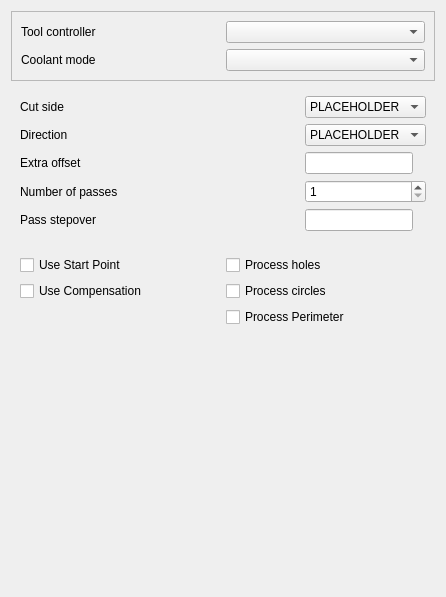
First picture: the form in src/Mod/CAM/Gui/Resources/panels/PageOpProfileFullEdit.ui, repository southseact-3d/fcd, before the edit.
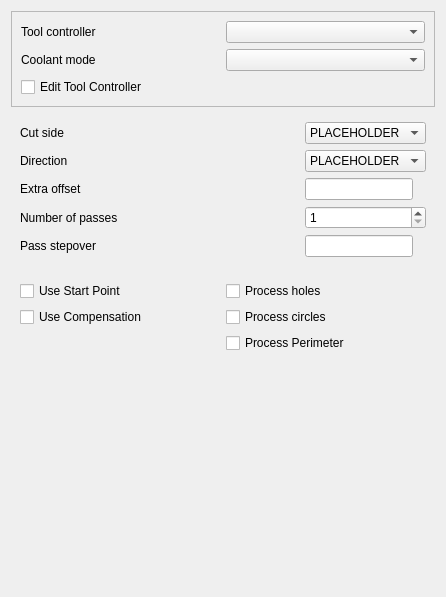
Second picture: the form after the edit. Custom widgets are drawn as their Qt base class.

Commit message: [CAM] Add UI elements for viewing and editing tool controller parameters from within the operation edit UI (#23180)

```diff
--- a/src/Mod/CAM/Gui/Resources/panels/PageOpProfileFullEdit.ui
+++ b/src/Mod/CAM/Gui/Resources/panels/PageOpProfileFullEdit.ui
@@ -51,6 +51,13 @@
         </property>
        </widget>
       </item>
+      <item row="2" column="0" colspan="2">
+       <widget class="QCheckBox" name="editToolController">
+        <property name="text">
+         <string>Edit Tool Controller</string>
+        </property>
+       </widget>
+      </item>
      </layout>
     </widget>
    </item>
```
The commit also changes 26 other files.
